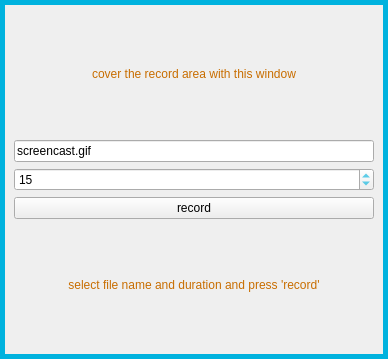
The window that byzanz_gui.ui (frans-fuerst/screensnippet) describes before a commit, drawn with Qt 5.
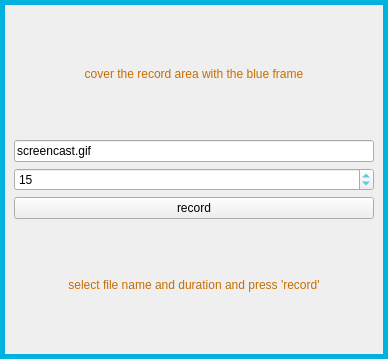
The same window after the commit.

Commit message: fix redraw bug and show new window with recorded content

```diff
--- a/byzanz_gui.ui
+++ b/byzanz_gui.ui
@@ -119,7 +119,7 @@
           </palette>
          </property>
          <property name="text">
-          <string>cover the record area with this window</string>
+          <string>cover the record area with the blue frame</string>
          </property>
          <property name="alignment">
           <set>Qt::AlignCenter</set>
```
Left out of the diff: 3 changed lines with no effect on the pictures. The commit also changes 1 other file.
